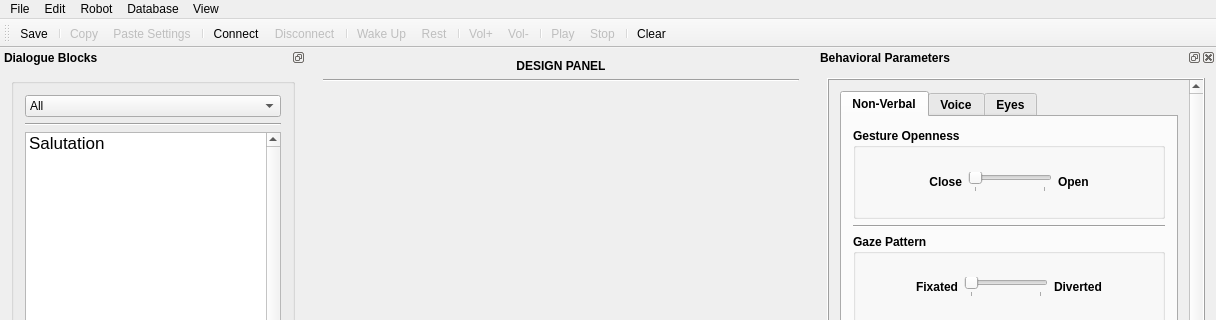
Old version of the form interaction_manager/ui/dialogmainwindow.ui in the repository ES-TUDelft/robot-interaction-tool; both pictures show x 0 to 1216 and y 0 to 320 of the 1216 by 753 pixel window.
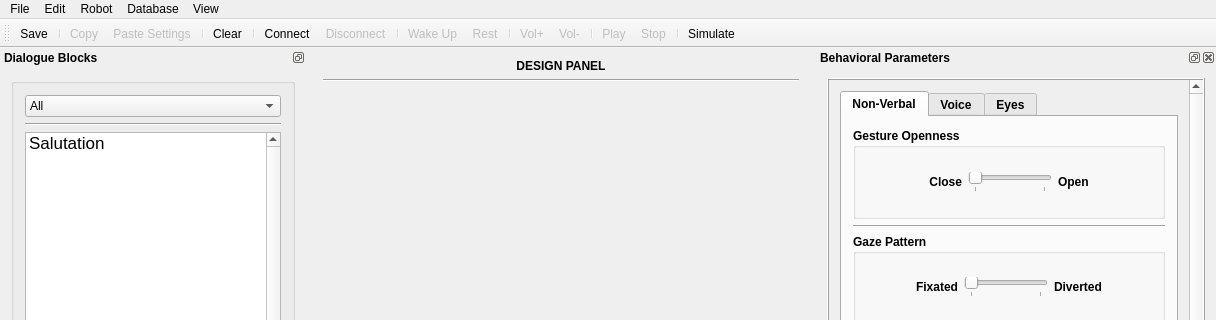
New version of the form. Icons and pictures are not drawn.

What changed in the file:
```diff
--- a/interaction_manager/ui/dialogmainwindow.ui
+++ b/interaction_manager/ui/dialogmainwindow.ui
@@ -177,6 +177,8 @@
    <addaction name="actionMenuCopy"/>
    <addaction name="actionMenuPasteSettings"/>
    <addaction name="separator"/>
+   <addaction name="actionMenuClear"/>
+   <addaction name="separator"/>
    <addaction name="actionMenuConnect"/>
    <addaction name="actionMenuDisconnect"/>
    <addaction name="separator"/>
@@ -189,7 +191,7 @@
    <addaction name="actionMenuPlay"/>
    <addaction name="actionMenuStop"/>
    <addaction name="separator"/>
-   <addaction name="actionMenuClear"/>
+   <addaction name="actionMenuSimulate"/>
   </widget>
   <widget class="QStatusBar" name="statusBar"/>
   <widget class="QDockWidget" name="behavioralParametersDockWidget">
@@ -1605,6 +1607,15 @@
     <string>Logs</string>
    </property>
   </action>
+  <action name="actionMenuSimulate">
+   <property name="icon">
+    <iconset resource="hre_resources/resources.qrc">
+     <normaloff>:/hreresources/icons/simulate-chat.png</normaloff>:/hreresources/icons/simulate-chat.png</iconset>
+   </property>
+   <property name="text">
+    <string>Simulate</string>
+   </property>
+  </action>
  </widget>
  <layoutdefault spacing="6" margin="11"/>
  <resources>
```
Left out of the diff: 6 changed lines with no effect on the pictures.
